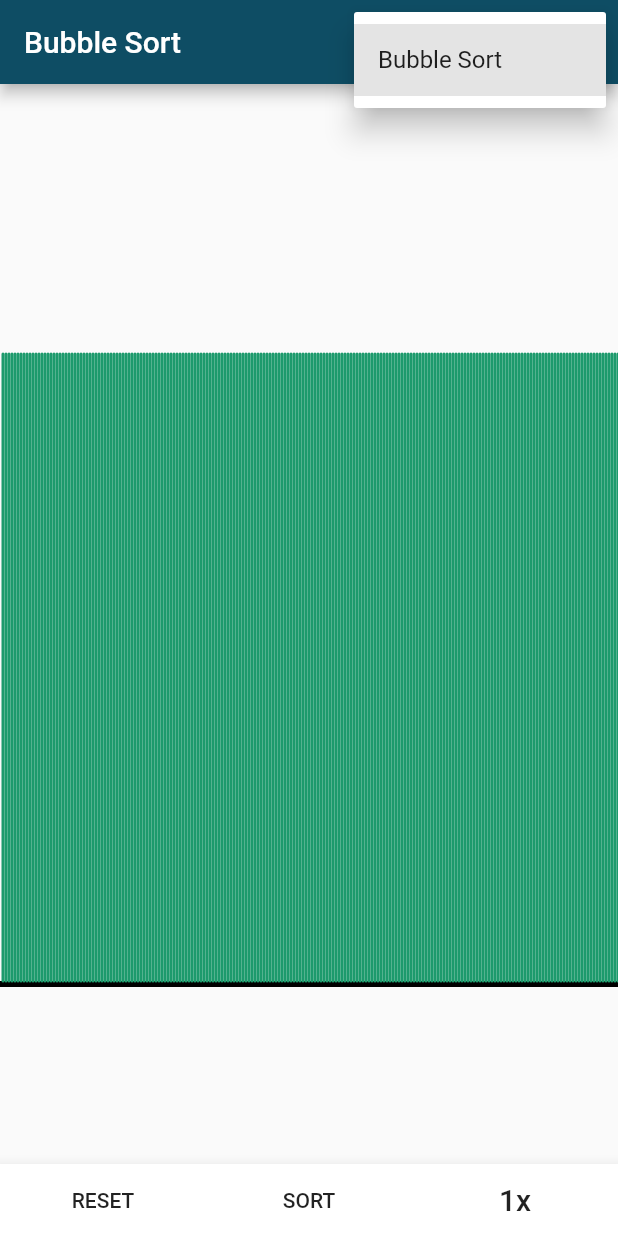
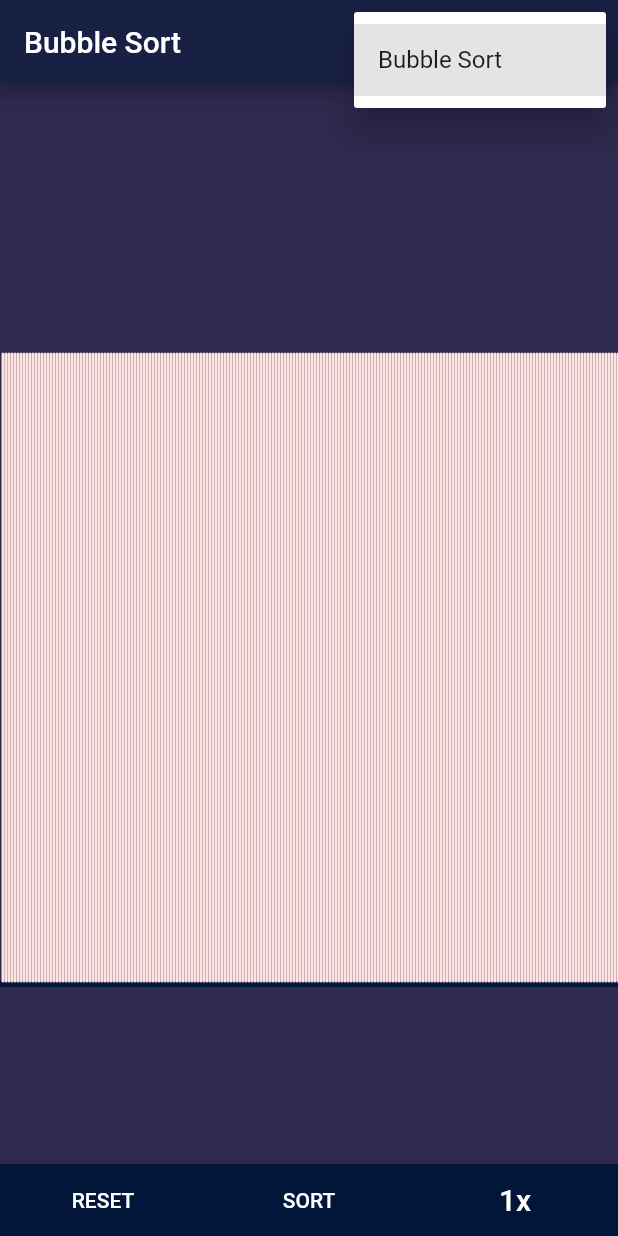
Before and after one commit to Abhi-Gautam/Sorting-Visualization-App, a Flutter app: the screen it shows after launch, after a tap on the "more vert" icon, on a phone screen of 412 x 824 dp. Run offline on Flutter 3.47's test engine with Material 2 defaults, Android fonts, the phone set to English and light mode, and no system bars.

Commit message:
Added some styling

```diff
--- a/lib/main.dart
+++ b/lib/main.dart
@@ -28,6 +28,7 @@ class MyApp extends StatelessWidget {
     return MaterialApp(
       title: 'Flutter Demo',
       theme: ThemeData(
+        scaffoldBackgroundColor: Color(0xFF2e294e),
         primarySwatch: Colors.blue,
       ),
       home: MyHomePage(),
@@ -139,7 +140,7 @@ class MyHomePageState extends State<MyHomePage> {
       key: scaffoldKey,
       appBar: AppBar(
         title: Text(getTitle()),
-        backgroundColor: Color(0xFF0E4D64),
+        backgroundColor: Color(0xFF182043),
         actions: <Widget>[
           PopupMenuButton<String>(
             initialValue: currentSortAlgo,
@@ -189,6 +190,7 @@ class MyHomePageState extends State<MyHomePage> {
         ),
       ),
       bottomNavigationBar: BottomAppBar(
+        color: Color(0xFF011638),
         child: Row(
           children: <Widget>[
             Expanded(
@@ -199,16 +201,21 @@ class MyHomePageState extends State<MyHomePage> {
                             reset();
                             setSortAlgo(currentSortAlgo);
                           },
-                    child: Text("RESET"))),
+                    child: Text(
+                      "RESET",
+                      style: TextStyle(color: Colors.white),
+                    ))),
             Expanded(
                 child: FlatButton(
-                    onPressed: isSorting ? null : sort, child: Text("SORT"))),
+                    onPressed: isSorting ? null : sort,
+                    child:
+                        Text("SORT", style: TextStyle(color: Colors.white)))),
             Expanded(
                 child: FlatButton(
                     onPressed: isSorting ? null : changeSpeed,
                     child: Text(
                       "${speed + 1}x",
-                      style: TextStyle(fontSize: 20),
+                      style: TextStyle(fontSize: 20, color: Colors.white),
                     ))),
           ],
         ),
--- a/lib/paints/bars.dart
+++ b/lib/paints/bars.dart
@@ -14,7 +14,16 @@ class BarPainter extends CustomPainter {
   @override
   void paint(Canvas canvas, Size size) {
     Paint paint = Paint();
-    paint.color = Color(0xFF1D9A6C);
+    if (value < 500 * .20)
+      paint.color = Color(0xFFfb8f67);
+    else if (value < 500 * .40)
+      paint.color = Color(0xFFf38375);
+    else if (value < 500 * .60)
+      paint.color = Color(0xFFf7a399);
+    else if (value < 500 * .80)
+      paint.color = Color(0xFFfbc3bc);
+    else
+      paint.color = Color(0xFFffe3e0);
     paint.strokeWidth = width;
     paint.strokeCap = StrokeCap.round;
 
--- a/lib/paints/platform.dart
+++ b/lib/paints/platform.dart
@@ -10,7 +10,7 @@ class Platform extends CustomPainter {
     final p1 = Offset(0, 600);
     final p2 = Offset(width, 600);
     final paint = Paint()
-      ..color = Colors.black
+      ..color = Color(0xFF011638)
       ..strokeWidth = 4;
     canvas.drawLine(p1, p2, paint);
   }
```
